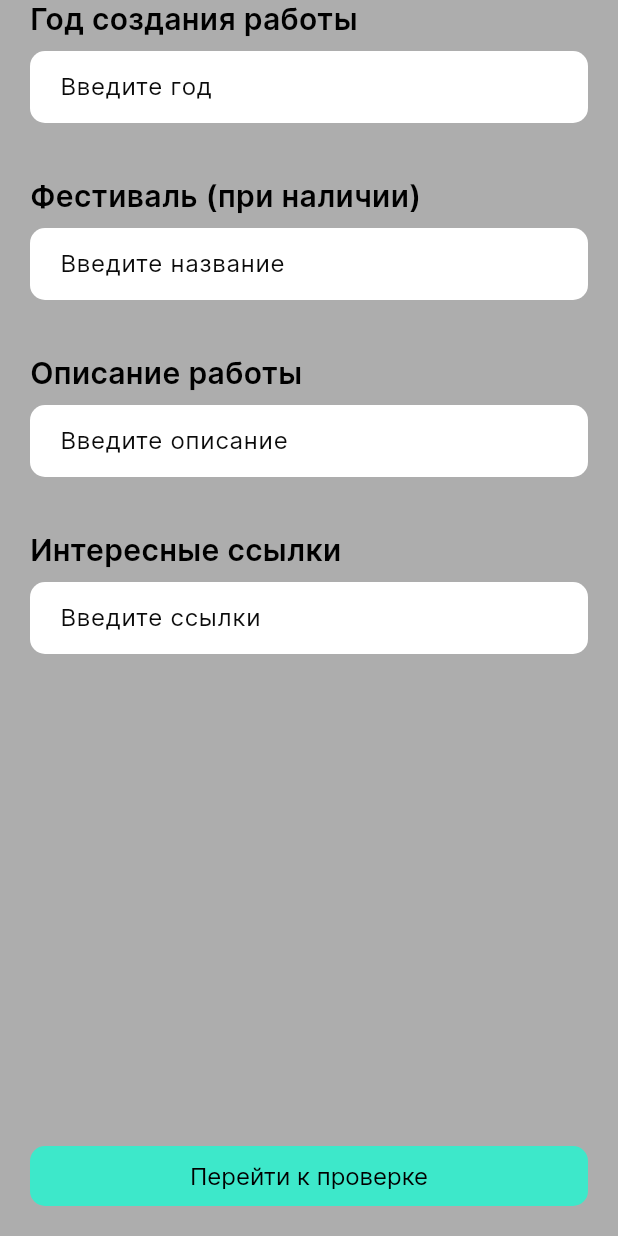
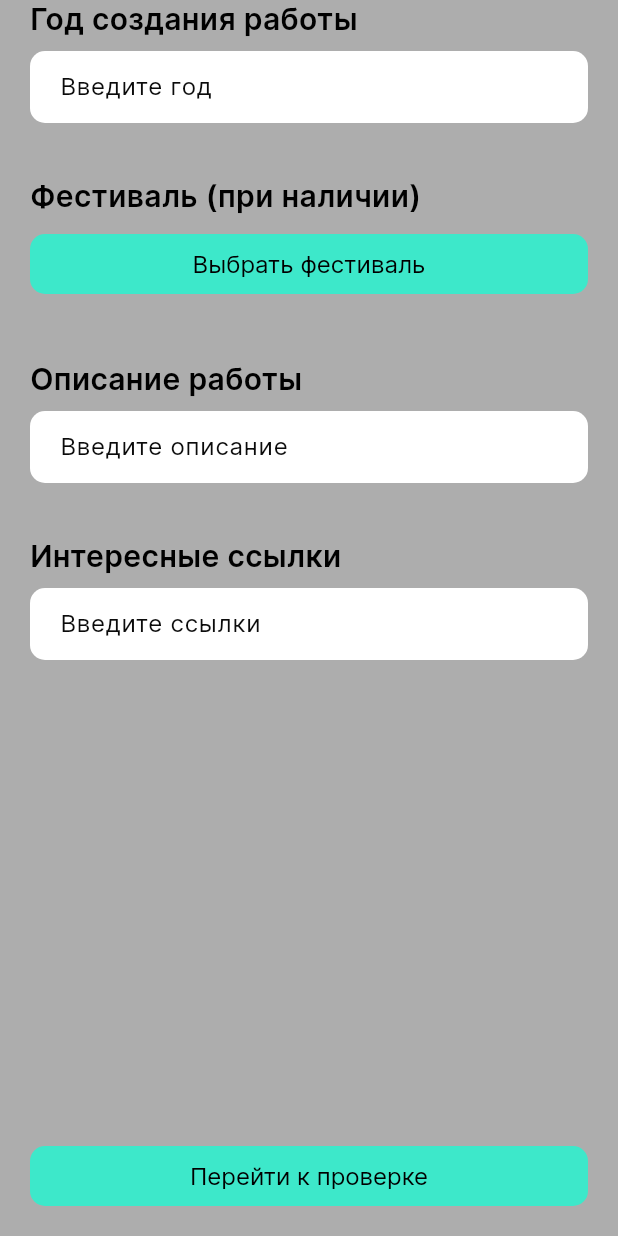
Before and after one commit to toGetIntoLingonberryJam/StreetArtApp, a Flutter app: the _AdditionalInfoView screen opened directly with empty values, on a phone screen of 412 x 824 dp. Run offline on Flutter 3.47's test engine with Material 3 defaults, Android fonts, the phone set to English and light mode, and no system bars; our stand-ins replace device_preview, dio, flutter_bloc, flutter_map, geolocator, latlong2; missing offline and left inert: flutter_map_animations, localstore.

Commit message:
moderation ui widgets update

```diff
--- a/lib/pages/moderation/edit_screen.dart
+++ b/lib/pages/moderation/edit_screen.dart
@@ -92,14 +92,12 @@ class _MainInfoView extends StatefulWidget implements _ModerationEditView {
 
 class _MainInfoViewState extends State<_MainInfoView> {
   final nameController = TextEditingController();
-  final authorController = TextEditingController();
   final addressController = TextEditingController();
   final _formKey = GlobalKey<FormState>();
 
   @override
   void dispose() {
     nameController.dispose();
-    authorController.dispose();
     addressController.dispose();
     super.dispose();
   }
@@ -133,12 +131,8 @@ class _MainInfoViewState extends State<_MainInfoView> {
                     const SizedBox(height: 16),
                     const Text('Автор', style: TextStyles.headline1),
                     const SizedBox(height: 8),
-                    AppTextFormField(
-                      controller: authorController,
-                      hintText: 'Введите автора',
-                      validator: Validator.get(Validate.notEmpty),
-                    ),
-                    const SizedBox(height: 16),
+                    AppButton.primary(label: 'Выбрать автора', onTap: () {}),
+                    const SizedBox(height: 40),
                     const Text('Адрес работы', style: TextStyles.headline1),
                     const SizedBox(height: 8),
                     AppTextFormField(
@@ -190,14 +184,12 @@ class _AdditionalInfoView extends StatefulWidget implements _ModerationEditView
 class _AdditionalInfoViewState extends State<_AdditionalInfoView> {
   final _formKey = GlobalKey<FormState>();
   final yearController = TextEditingController();
-  final festivalController = TextEditingController();
   final descriptionController = TextEditingController();
   final linksController = TextEditingController();
 
   @override
   void dispose() {
     yearController.dispose();
-    festivalController.dispose();
     descriptionController.dispose();
     linksController.dispose();
     super.dispose();
@@ -228,12 +220,8 @@ class _AdditionalInfoViewState extends State<_AdditionalInfoView> {
                     const SizedBox(height: 16),
                     const Text('Фестиваль (при наличии)', style: TextStyles.headline1),
                     const SizedBox(height: 8),
-                    AppTextFormField(
-                      controller: festivalController,
-                      hintText: 'Введите название',
-                      validator: Validator.get(Validate.notEmpty),
-                    ),
-                    const SizedBox(height: 16),
+                    AppButton.primary(label: 'Выбрать фестиваль', onTap: () {}),
+                    const SizedBox(height: 40),
                     const Text('Описание работы', style: TextStyles.headline1),
                     const SizedBox(height: 8),
                     AppTextFormField(
```
